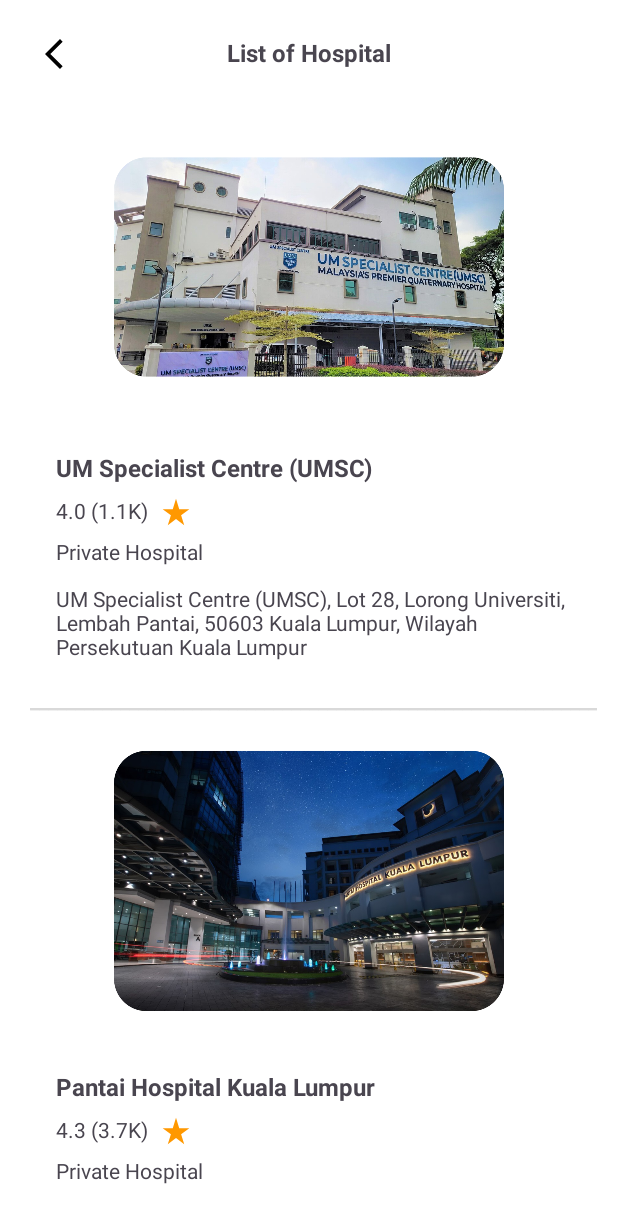
After one commit to zhengwei0409/WIA2007_MAD, an Android app: the HospitalPage screen opened directly, with no data from a screen before it, on a phone screen of 412 x 824 dp. The commit adds this screen. Shown: the top 1223 px of the screen. Run offline under Robolectric (Android 15) with nearby library versions, the phone set to English and light mode, and no system bars.

Commit message:
Update List Hospital

```diff
--- a/app/src/main/AndroidManifest.xml
+++ b/app/src/main/AndroidManifest.xml
@@ -17,6 +17,9 @@
         android:supportsRtl="true"
         android:theme="@style/Theme.MADPart1"
         tools:targetApi="31">
+        <activity
+            android:name=".HospitalPage"
+            android:exported="false" />
         <activity
             android:name=".Record1"
             android:exported="false" />
--- /dev/null
+++ b/app/src/main/java/com/example/madpart1/Hospital.java
@@ -0,0 +1,17 @@
+package com.example.madpart1;
+
+public class Hospital {
+    String name;
+    String rating;
+    String type;
+    String address;
+    int hospitalImage;
+
+    public Hospital(String name, String rating, String type, String address, int hospitalImage) {
+        this.name = name;
+        this.rating = rating;
+        this.type = type;
+        this.address = address;
+        this.hospitalImage = hospitalImage;
+    }
+}
--- /dev/null
+++ b/app/src/main/java/com/example/madpart1/HospitalAdapter.java
@@ -0,0 +1,61 @@
+package com.example.madpart1;
+
+import android.content.Context;
+import android.view.LayoutInflater;
+import android.view.View;
+import android.view.ViewGroup;
+import android.widget.ImageView;
+import android.widget.TextView;
+
+import androidx.annotation.NonNull;
+import androidx.recyclerview.widget.RecyclerView;
+
+import java.util.List;
+
+public class HospitalAdapter extends RecyclerView.Adapter<HospitalAdapter.HospitalViewHolder> {
+
+    private Context context;
+    private List<Hospital> hospitalList;
+
+    public HospitalAdapter(Context context, List<Hospital> hospitalList) {
+        this.context = context;
+        this.hospitalList = hospitalList;
+    }
+
+    @NonNull
+    @Override
+    public HospitalViewHolder onCreateViewHolder(@NonNull ViewGroup parent, int viewType) {
+        View view = LayoutInflater.from(context).inflate(R.layout.item_hospital_layout, parent, false);
+        return new HospitalViewHolder(view);
+    }
+
+    @Override
+    public void onBindViewHolder(@NonNull HospitalViewHolder holder, int position) {
+        Hospital hospital = hospitalList.get(position);
+
+        holder.nameTextView.setText(hospital.name);
+        holder.ratingTextView.setText(hospital.rating);
+        holder.typeTextView.setText(hospital.type);
+        holder.addressTextView.setText(hospital.address);
+        holder.hospitalImageView.setImageResource(hospital.hospitalImage);
+    }
+
+    @Override
+    public int getItemCount() {
+        return hospitalList.size();
+    }
+
+    public static class HospitalViewHolder extends RecyclerView.ViewHolder {
+        TextView nameTextView, ratingTextView, typeTextView, addressTextView;
+        ImageView hospitalImageView;
+
+        public HospitalViewHolder(@NonNull View itemView) {
+            super(itemView);
+            nameTextView = itemView.findViewById(R.id.hospital_name);
+            ratingTextView = itemView.findViewById(R.id.hospital_rating);
+            typeTextView = itemView.findViewById(R.id.hospital_type);
+            addressTextView = itemView.findViewById(R.id.hospital_address);
+            hospitalImageView = itemView.findViewById(R.id.hospital_img);
+        }
+    }
+}
--- /dev/null
+++ b/app/src/main/java/com/example/madpart1/HospitalPage.java
@@ -0,0 +1,62 @@
+package com.example.madpart1;
+
+import android.content.Intent;
+import android.os.Bundle;
+import android.widget.ImageButton;
+
+import androidx.activity.EdgeToEdge;
+import androidx.appcompat.app.AppCompatActivity;
+import androidx.core.graphics.Insets;
+import androidx.core.view.ViewCompat;
+import androidx.core.view.WindowInsetsCompat;
+import androidx.recyclerview.widget.LinearLayoutManager;
+import androidx.recyclerview.widget.RecyclerView;
+
+import java.util.ArrayList;
+import java.util.List;
+
+public class HospitalPage extends AppCompatActivity {
+
+    @Override
+    protected void onCreate(Bundle savedInstanceState) {
+        super.onCreate(savedInstanceState);
+        EdgeToEdge.enable(this);
+        setContentView(R.layout.activity_hospital_page);
+        ViewCompat.setOnApplyWindowInsetsListener(findViewById(R.id.main), (v, insets) -> {
+            Insets systemBars = insets.getInsets(WindowInsetsCompat.Type.systemBars());
+            v.setPadding(systemBars.left, systemBars.top, systemBars.right, systemBars.bottom);
+            return insets;
+        });
+
+        // Sample data
+        List<Hospital> items = new ArrayList<>();
+        items.add(new Hospital("UM Specialist Centre (UMSC)","4.0 (1.1K)","Private Hospital","UM Specialist Centre (UMSC), Lot 28, Lorong Universiti, Lembah Pantai, 50603 Kuala Lumpur, Wilayah Persekutuan Kuala Lumpur", R.drawable.umsc));
+        items.add(new Hospital("Pantai Hospital Kuala Lumpur","4.3 (3.7K)","Private Hospital","8, Jalan Bukit Pantai, Bangsar, 59100 Kuala Lumpur, Wilayah Persekutuan Kuala Lumpur", R.drawable.pantai_hospital));
+        items.add(new Hospital("Kuala Lumpur Hospital","3.5 (1.4K)","Government Hospital","Jalan Pahang, 50586 Kuala Lumpur, Wilayah Persekutuan Kuala Lumpur", R.drawable.kl_hospital));
+        items.add(new Hospital("Prince Court Medical Centre","4.5 (4.6K)","Private Hospital","39, Jalan Kia Peng, Kuala Lumpur, 50450 Kuala Lumpur, Wilayah Persekutuan Kuala Lumpur", R.drawable.prince_hospital));
+        items.add(new Hospital("Gleneagles Hospital Kuala Lumpur","4.5 (4.4K)","Private Hospital","282, 286 & 288 Block A, B and Medical Office Block, Jln Ampang, Kampung Berembang, 50450 Kuala Lumpur, Wilayah Persekutuan Kuala Lumpur", R.drawable.gleneagles_hospital));
+        items.add(new Hospital("Columbia Asia Hospital - Petaling Jaya","4.8 (4.6K)","Private Hospital","Lot 69, Jln 13/6, Seksyen 13, 46200 Petaling Jaya, Selangor", R.drawable.columbia_hospital));
+        items.add(new Hospital("Sunway Medical Centre","4.6 (9.2K)","Private Hospital","5, Jalan Lagoon Selatan, Bandar Sunway, 47500 Subang Jaya, Selangor", R.drawable.sunway_hospital));
+
+
+        // Find the RecyclerView
+        RecyclerView recyclerView = findViewById(R.id.HospitalrecycleView);
+
+        // Set the LayoutManager
+        recyclerView.setLayoutManager(new LinearLayoutManager(this));
+
+        // Set the Adapter
+        HospitalAdapter adapter = new HospitalAdapter(this, items);
+        recyclerView.setAdapter(adapter);
+
+        // Find the ImageButton by its ID
+        ImageButton imageButton = findViewById(R.id.hospitalBackBtn);
+
+        // Set an OnClickListener
+        imageButton.setOnClickListener(v -> {
+            // Close the current activity
+            finish();
+        });
+
+    }
+}
--- a/app/src/main/java/com/example/madpart1/MainPage.java
+++ b/app/src/main/java/com/example/madpart1/MainPage.java
@@ -72,6 +72,7 @@
     private ImageButton thirdDoctorButton;
     private Button seeAllButton;
     private ConstraintLayout findDoctorButton;
+    private ConstraintLayout findHostpitalBtn;
     private TextView doctorName1;
     private TextView doctorName2;
     private TextView doctorName3;
@@ -99,6 +100,7 @@
         seeAllButton = view.findViewById(R.id.doctor_list_btn);
 
         findDoctorButton = view.findViewById(R.id.doctor_btn);
+        findHostpitalBtn = view.findViewById(R.id.hospital_btn);
 
         doctorName1 = view.findViewById(R.id.dr_name);
         doctorName2 = view.findViewById(R.id.dr_name2);
@@ -126,6 +128,14 @@
             @Override
             public void onClick(View v) {
                 Intent intent = new Intent(getActivity(), AllDoctor.class);
+                startActivity(intent);
+            }
+        });
+
+        findHostpitalBtn.setOnClickListener(new View.OnClickListener() {
+            @Override
+            public void onClick(View v) {
+                Intent intent = new Intent(getActivity(), HospitalPage.class);
                 startActivity(intent);
             }
         });
--- /dev/null
+++ b/app/src/main/res/layout/activity_hospital_page.xml
@@ -0,0 +1,45 @@
+<?xml version="1.0" encoding="utf-8"?>
+<androidx.constraintlayout.widget.ConstraintLayout xmlns:android="http://schemas.android.com/apk/res/android"
+    xmlns:app="http://schemas.android.com/apk/res-auto"
+    xmlns:tools="http://schemas.android.com/tools"
+    android:id="@+id/main"
+    android:background="@color/white"
+    android:layout_width="match_parent"
+    android:layout_height="match_parent"
+    tools:context=".HospitalPage">
+
+
+    <TextView
+        android:layout_width="wrap_content"
+        android:layout_height="wrap_content"
+        android:layout_marginTop="24dp"
+        android:text="List of Hospital"
+        android:textSize="16sp"
+        android:textStyle="bold"
+        app:layout_constraintEnd_toEndOf="parent"
+        app:layout_constraintStart_toStartOf="parent"
+        app:layout_constraintTop_toTopOf="parent" />
+
+    <ImageButton
+        android:id="@+id/hospitalBackBtn"
+        android:layout_width="wrap_content"
+        android:layout_height="wrap_content"
+        android:layout_marginStart="24dp"
+        android:layout_marginTop="24dp"
+        android:background="@color/white"
+        android:src="@drawable/baseline_arrow_back_black_ios_new_24"
+        app:layout_constraintStart_toStartOf="parent"
+        app:layout_constraintTop_toTopOf="parent" />
+
+    <androidx.recyclerview.widget.RecyclerView
+        android:id="@+id/HospitalrecycleView"
+        android:layout_width="409dp"
+        android:layout_height="729dp"
+        android:layout_marginTop="32dp"
+        app:layout_constraintBottom_toBottomOf="parent"
+        app:layout_constraintEnd_toEndOf="parent"
+        app:layout_constraintStart_toStartOf="parent"
+        app:layout_constraintTop_toTopOf="parent" />
+
+
+</androidx.constraintlayout.widget.ConstraintLayout>
--- a/app/src/main/res/layout/fragment_info_coffee_health.xml
+++ b/app/src/main/res/layout/fragment_info_coffee_health.xml
@@ -34,6 +34,7 @@
         android:layout_marginTop="116dp"
         android:fontFamily="@font/open_sans_light"
         android:text="Sun, 25/12/2024 by"
+        android:textStyle="bold"
         android:textSize="10sp"
         app:layout_constraintStart_toStartOf="parent"
         app:layout_constraintTop_toTopOf="parent" />
--- a/app/src/main/res/layout/fragment_info_covid_page.xml
+++ b/app/src/main/res/layout/fragment_info_covid_page.xml
@@ -31,6 +31,7 @@
         android:layout_marginStart="32dp"
         android:layout_marginTop="116dp"
         android:fontFamily="@font/open_sans_light"
+        android:textStyle="bold"
         android:text="Sun, 01/12/2024 by"
         android:textSize="10sp"
         app:layout_constraintStart_toStartOf="parent"
--- a/app/src/main/res/layout/fragment_info_daily_walk.xml
+++ b/app/src/main/res/layout/fragment_info_daily_walk.xml
@@ -31,6 +31,7 @@
         android:layout_marginStart="32dp"
         android:layout_marginTop="100dp"
         android:fontFamily="@font/open_sans_light"
+        android:textStyle="bold"
         android:text="Sun, 20/09/2024 by"
         android:textSize="10sp"
         app:layout_constraintStart_toStartOf="parent"
--- a/app/src/main/res/layout/fragment_info_dangue_fever.xml
+++ b/app/src/main/res/layout/fragment_info_dangue_fever.xml
@@ -31,6 +31,7 @@
         android:layout_marginStart="36dp"
         android:layout_marginTop="12dp"
         android:fontFamily="@font/open_sans_light"
+        android:textStyle="bold"
         android:text="Mon, 18/11/2024 by"
         android:textSize="10sp"
         app:layout_constraintStart_toStartOf="parent"
--- a/app/src/main/res/layout/fragment_info_fight_bacteria.xml
+++ b/app/src/main/res/layout/fragment_info_fight_bacteria.xml
@@ -30,6 +30,7 @@
         android:layout_marginStart="36dp"
         android:layout_marginTop="12dp"
         android:fontFamily="@font/open_sans_light"
+        android:textStyle="bold"
         android:text="Tue, 07/01/2025 by"
         android:textSize="10sp"
         app:layout_constraintStart_toStartOf="parent"
--- a/app/src/main/res/layout/fragment_info_virus_mutate.xml
+++ b/app/src/main/res/layout/fragment_info_virus_mutate.xml
@@ -32,6 +32,7 @@
         android:fontFamily="@font/open_sans_light"
         android:text="Wed, 15/05/2024 by"
         android:textSize="10sp"
+        android:textStyle="bold"
         app:layout_constraintStart_toStartOf="parent"
         app:layout_constraintTop_toBottomOf="@+id/Title" />
 
--- /dev/null
+++ b/app/src/main/res/layout/item_hospital_layout.xml
@@ -0,0 +1,83 @@
+<?xml version="1.0" encoding="utf-8"?>
+<androidx.constraintlayout.widget.ConstraintLayout xmlns:android="http://schemas.android.com/apk/res/android"
+    xmlns:app="http://schemas.android.com/apk/res-auto"
+    xmlns:tools="http://schemas.android.com/tools"
+    android:layout_width="match_parent"
+    android:layout_height="wrap_content">
+
+
+    <ImageView
+        android:id="@+id/hospital_img"
+        android:layout_width="260dp"
+        android:layout_height="197dp"
+        android:layout_marginTop="16dp"
+        app:layout_constraintEnd_toEndOf="parent"
+        app:layout_constraintStart_toStartOf="parent"
+        app:layout_constraintTop_toTopOf="parent"
+        app:srcCompat="@drawable/hospital" />
+
+    <TextView
+        android:id="@+id/hospital_name"
+        android:layout_width="350dp"
+        android:layout_height="wrap_content"
+        android:layout_marginStart="36dp"
+        android:layout_marginTop="24dp"
+        android:text="Hospital Name"
+        android:textSize="16dp"
+        android:textStyle="bold"
+        app:layout_constraintStart_toStartOf="parent"
+        app:layout_constraintTop_toBottomOf="@+id/hospital_img" />
+
+    <TextView
+        android:id="@+id/hospital_rating"
+        android:layout_width="wrap_content"
+        android:layout_height="wrap_content"
+        android:layout_marginTop="8dp"
+        android:text="5.0"
+        app:layout_constraintStart_toStartOf="@+id/hospital_name"
+        app:layout_constraintTop_toBottomOf="@+id/hospital_name" />
+
+    <ImageView
+        android:id="@+id/imageView4"
+        android:layout_width="21dp"
+        android:layout_height="21dp"
+        android:layout_marginStart="8dp"
+        app:layout_constraintStart_toEndOf="@+id/hospital_rating"
+        app:layout_constraintTop_toTopOf="@+id/hospital_rating"
+        app:srcCompat="@drawable/baseline_star_rate_24" />
+
+    <TextView
+        android:id="@+id/hospital_type"
+        android:layout_width="wrap_content"
+        android:layout_height="wrap_content"
+        android:layout_marginTop="8dp"
+        android:text="Private"
+        app:layout_constraintStart_toStartOf="@+id/hospital_rating"
+        app:layout_constraintTop_toBottomOf="@+id/hospital_rating" />
+
+    <TextView
+        android:id="@+id/hospital_address"
+        android:layout_width="350dp"
+        android:layout_height="wrap_content"
+        android:layout_marginTop="12dp"
+        android:text="50450 Kuala Lumpu"
+        app:layout_constraintEnd_toEndOf="parent"
+        app:layout_constraintHorizontal_bias="0.0"
+        app:layout_constraintStart_toStartOf="@+id/hospital_type"
+        app:layout_constraintTop_toBottomOf="@+id/hospital_type" />
+
+    <TextView
+        android:id="@+id/textView"
+        android:layout_width="wrap_content"
+        android:layout_height="wrap_content"
+        android:layout_marginTop="16dp"
+        android:text="_______________________________________________________________"
+
+        android:textColor="#D9D9D9"
+        android:textStyle="bold"
+        app:layout_constraintEnd_toEndOf="parent"
+        app:layout_constraintHorizontal_bias="0.592"
+        app:layout_constraintStart_toStartOf="parent"
+        app:layout_constraintTop_toBottomOf="@+id/hospital_address" />
+
+</androidx.constraintlayout.widget.ConstraintLayout>
```
Also changed, not shown: app/src/main/res/drawable/columbia_hospital.png (added), app/src/main/res/drawable/gleneagles_hospital.png (added), app/src/main/res/drawable/kl_hospital.png (added), app/src/main/res/drawable/pantai_hospital.png (added), app/src/main/res/drawable/sunway_hospital.png (added), app/src/main/res/drawable/umsc.png (added), 1 other file.
